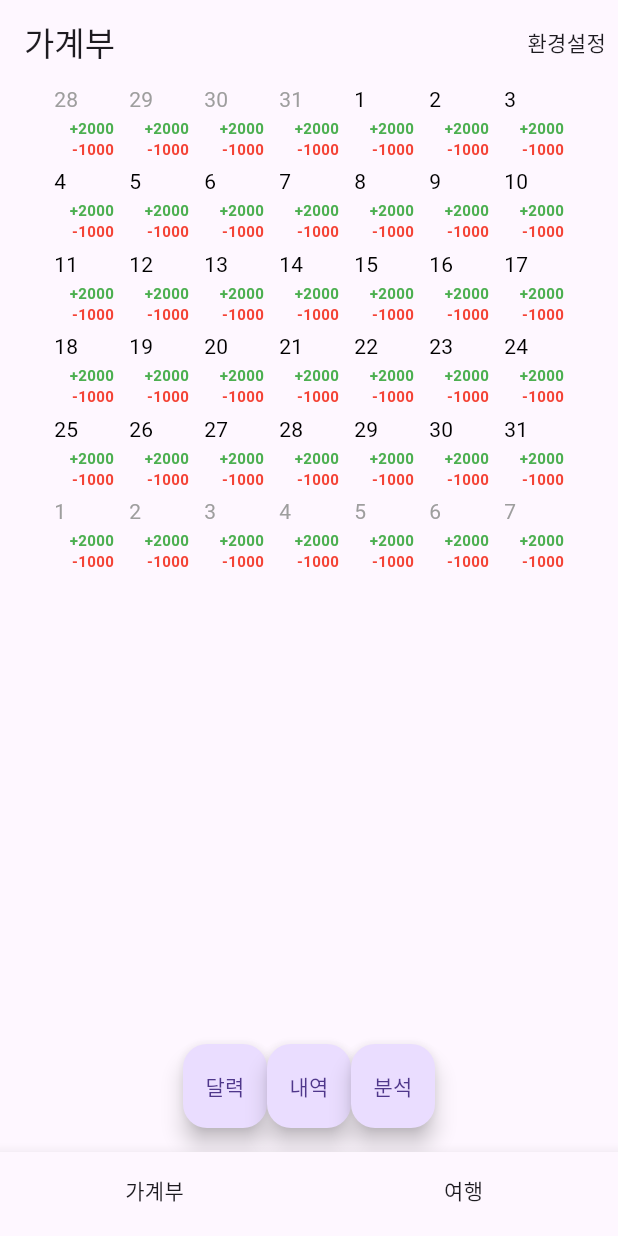
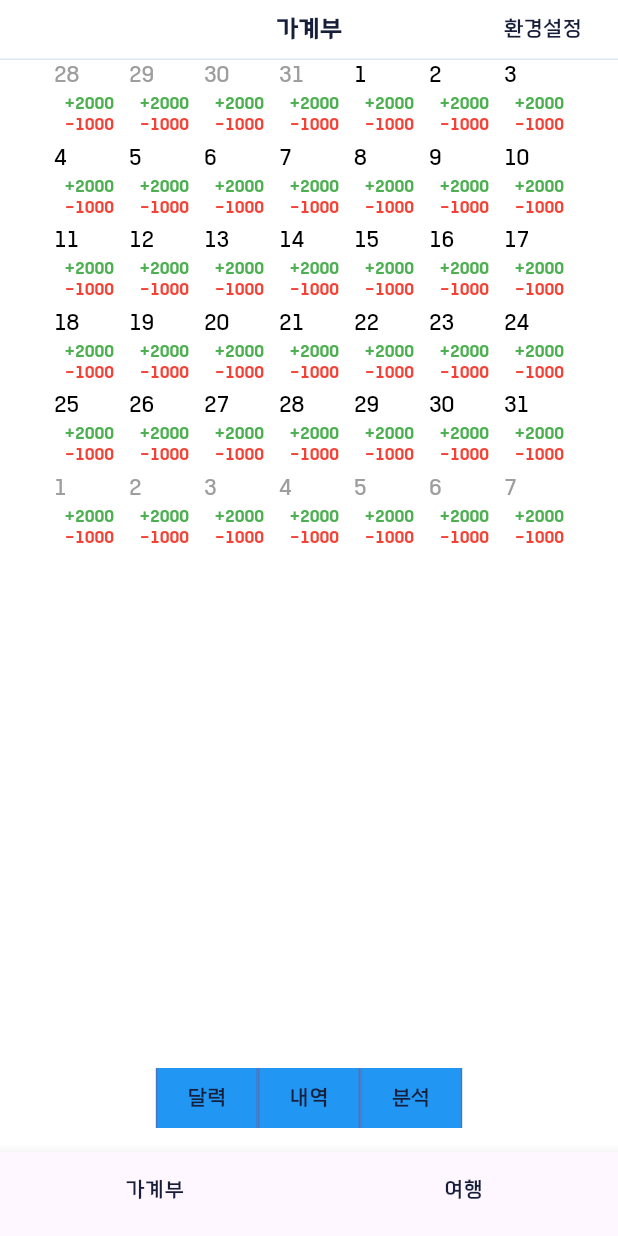
Before and after one commit to jaehuian/Travelapp, a Flutter app: the screen it shows after launch, on a phone screen of 412 x 824 dp. Run offline on Flutter 3.47's test engine with Material 3 defaults, Android fonts, the phone set to English and light mode, and no system bars; our stand-ins replace camera, gallery_saver, get, permission_handler.

Commit message:
앱바, 플로팅 버튼 디자인

```diff
--- a/lib/app/ui/components/defaultUI.dart
+++ b/lib/app/ui/components/defaultUI.dart
@@ -4,26 +4,53 @@ import '../../controllers/Account_controller.dart';
 import '../../routes/router.dart';
 
 //최상단 앱바
-class MainAppBar extends StatelessWidget implements PreferredSizeWidget{
+class MainAppBar extends StatelessWidget implements PreferredSizeWidget {
 	final String title;
-	const MainAppBar({super.key, required this.title}); //앱바 타이틀 받아옴
+
+	const MainAppBar({super.key, required this.title});
 
 	@override
 	Widget build(BuildContext context) {
-		return AppBar(
-			title: Text(title),
-			actions: <Widget>[
-				IconButton(
-					icon: const Text('환경설정'),
-					onPressed: (){},
-				)
-			],
+		// 테마 데이터 가져오기
+		final appBarTheme = Theme.of(context).appBarTheme;
+
+		return Container(
+			height: 40, // 화면의 10% 높이 설정
+			decoration: BoxDecoration(
+				color: appBarTheme.backgroundColor, // 앱바 배경색
+				border: const Border(
+					bottom: BorderSide(
+						color: Color.fromRGBO(208, 219, 237, 0.7), // 테두리 색상
+						width: 1.0, // 테두리 두께
+					),
+				),
+			),
+			child: Stack(
+				children: [
+					// 타이틀을 중앙에 배치
+					Center(
+						child: Text(
+							title, // 앱바 타이틀 노출
+							style: appBarTheme.titleTextStyle, // 앱바 타이틀 스타일
+						),
+					),
+					// 오른쪽 아이콘
+					Positioned(
+						right: 16.0, // 오른쪽 여백
+						top: 0.0,
+						bottom: 0.0,
+						child: IconButton(
+							icon: const Text('환경설정'),
+							onPressed: () {},
+						),
+					),
+				],
+			),
 		);
 	}
 
 	@override
-	// 앱바 사이즈 지정 - 기본 앱바 크기 (56.0 dp)
-	Size get preferredSize => const Size.fromHeight(kToolbarHeight);
+	Size get preferredSize => Size.fromHeight(40); // 앱바 높이 설정
 }
 
 //바텀 네비게이션
--- a/lib/app/ui/pages/Account_page.dart
+++ b/lib/app/ui/pages/Account_page.dart
@@ -17,30 +17,49 @@ class AccountPage extends StatelessWidget{
 
       floatingActionButton: Row(
         mainAxisAlignment: MainAxisAlignment.center,
-        children: <Widget>[
-          FloatingActionButton(
-            heroTag: '달력Button', // heroTag 설정
-            onPressed: () {
-              controller.changeBody(0);
-            },
-            child: Text('달력'),
-          ),
-          FloatingActionButton(
-            heroTag: '내역Button',
-            onPressed: () {
-              controller.changeBody(1);
-            },
-            child: Text('내역'),
-          ),
-          FloatingActionButton(
-            heroTag: '분석Button',
-            onPressed: () {
-              controller.changeBody(2);
-            },
-            child: Text('분석'),
-          ),
-        ],
-      ),
+          children: [
+            Container(
+                padding: const EdgeInsets.symmetric(horizontal: 20, vertical: 10),
+                decoration: const BoxDecoration(
+                  color: Colors.blue,
+                  border: Border(
+                    left: BorderSide(color: Color.fromRGBO(73,117,192, 1.0), width: 1), // 왼쪽 테두리
+                    right: BorderSide(color: Color.fromRGBO(73,117,192, 1.0), width: 1), // 오른쪽 테두리
+                  ),
+                ),
+              child: CustomFloatingButton(
+                label: '달력',
+                icon: Icons.calendar_today,
+                onPressed: () => controller.changeBody(0),
+              )),
+            Container(
+                padding: const EdgeInsets.symmetric(horizontal: 20, vertical: 10),
+                decoration: const BoxDecoration(
+                  color: Colors.blue,
+                  border: Border(
+                    left: BorderSide(color: Color.fromRGBO(73,117,192, 1.0), width: 1), // 왼쪽 테두리
+                    right: BorderSide(color: Color.fromRGBO(73,117,192, 1.0), width: 1), // 오른쪽 테두리
+                  ),),
+                child: CustomFloatingButton(
+                  label: '내역',
+                  icon: Icons.list,
+                  onPressed: () => controller.changeBody(1),
+                )),
+            Container(
+                padding: const EdgeInsets.symmetric(horizontal: 20, vertical: 10),
+                decoration: const BoxDecoration(
+                  color: Colors.blue,
+                  border: Border(
+                    left: BorderSide(color: Color.fromRGBO(73,117,192, 1.0), width: 1), // 왼쪽 테두리
+                    right: BorderSide(color: Color.fromRGBO(73,117,192, 1.0), width: 1), // 오른쪽 테두리
+                  ),),
+                child: CustomFloatingButton(
+                  label: '분석',
+                  icon: Icons.list,
+                  onPressed: () => controller.changeBody(3),
+                )),
+          ],
+        ),
       floatingActionButtonLocation: FloatingActionButtonLocation.centerFloat, //플로팅 버튼 위치
 
       body: Obx(() {
@@ -73,6 +92,36 @@ class _AccountBodyState extends State<AccountBodyState> {
   }
 }
 
+class CustomFloatingButton extends StatelessWidget {
+  final String label;
+  final IconData icon;
+  final VoidCallback onPressed;
+
+  const CustomFloatingButton({
+    super.key,
+    required this.label,
+    required this.icon,
+    required this.onPressed,
+  });
+
+  @override
+  Widget build(BuildContext context) {
+    return InkWell(
+      onTap: onPressed,
+      borderRadius: BorderRadius.circular(20),
+      child:  Row(
+          mainAxisSize: MainAxisSize.min,
+          mainAxisAlignment: MainAxisAlignment.center, // 가운데 정렬
+          children: [
+            Text(
+              label,
+              style: const TextStyle(color: Color.fromRGBO(23, 30, 58, 1.0)),
+            ),
+          ],
+        ),
+    );
+  }
+}
 //달력 화면
 class CalendarBody extends StatelessWidget {
   const CalendarBody({super.key});
--- a/lib/main.dart
+++ b/lib/main.dart
@@ -1,3 +1,5 @@
+import 'dart:ui';
+
 import 'package:flutter/material.dart';
 import 'package:get/get.dart';
 import 'app/routes/router.dart';
@@ -22,19 +24,34 @@ class MainPage extends StatelessWidget {
 
       // 테마 설정
       theme: ThemeData(
-        primarySwatch: Colors.blue, // 주요 색상 설정
-        /*accentColor: Colors.amber, // 강조 색상
+        scaffoldBackgroundColor: Colors.white, // 전체 배경 흰색
+        // 전체적인 텍스트 스타일 설정
         textTheme: const TextTheme(
-          bodyText1: TextStyle(color: Colors.black, fontSize: 16),
-          bodyText2: TextStyle(color: Colors.grey, fontSize: 14),
+          bodyLarge: TextStyle(
+            color: Color.fromRGBO(23, 30, 58, 1.0),
+            fontFamily: 'default', // 사용자 정의 글꼴
+          ),
+          bodyMedium: TextStyle(
+            color: Color.fromRGBO(23, 30, 58, 1.0),
+            fontFamily: 'default',
+          ),
+          bodySmall: TextStyle(
+            color: Color.fromRGBO(23, 30, 58, 1.0),
+            fontFamily: 'default',
+          ),
         ),
         appBarTheme: const AppBarTheme(
-          backgroundColor: Colors.blue, // AppBar 배경색
-          titleTextStyle: TextStyle(color: Colors.white, fontSize: 20),
-          iconTheme: IconThemeData(color: Colors.white),
-        )*/,
+          backgroundColor: Colors.white, // AppBar 배경색
+          titleTextStyle: TextStyle(
+              color: Color.fromRGBO(23, 30, 58, 1.0),
+              fontFamily: 'default',
+              fontSize: 16,
+              fontWeight: FontWeight.w500),
+        ),
+        floatingActionButtonTheme: const FloatingActionButtonThemeData(
+        )
       ),
-
+      themeMode: ThemeMode.light, // 명시적으로 라이트 모드 사용
       home: MainBottomView(),
     );
   }
--- a/pubspec.yaml
+++ b/pubspec.yaml
@@ -68,6 +68,9 @@ flutter:
     - family: default
       fonts:
         - asset: lib/assets/fonts/default_font_Regular.ttf
+          weight: 400
+        - asset: lib/assets/fonts/default_font_Medium.ttf
+          weight: 500
         - asset: lib/assets/fonts/default_font_Bold.ttf
           weight: 700
   # To add assets to your application, add an assets section, like this:
```
